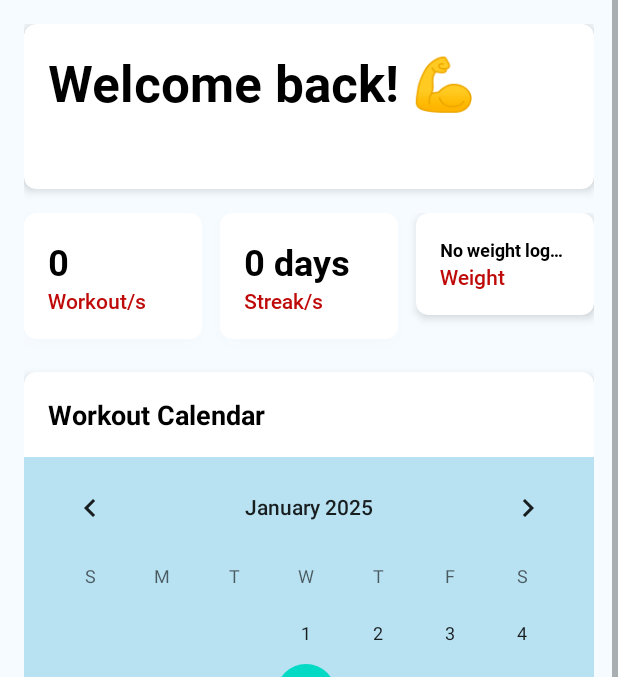
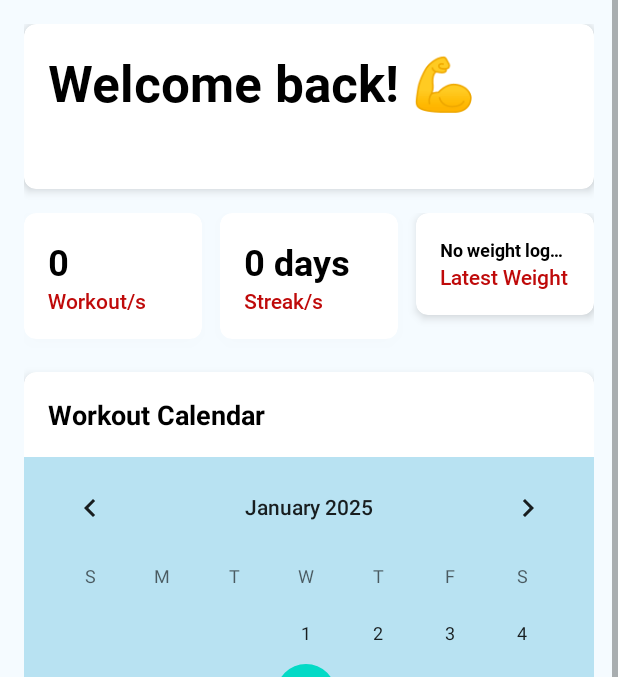
Before and after one commit to kimalfredmolina/FitHub-Set-Workout-Tracker, an Android app: the fragment HomePage placed in its activity, item 2 of the bottom bar chosen, on a phone screen of 412 x 824 dp, the part 84-761 px from its top. Run offline under Robolectric (Android 15) with nearby library versions, the phone set to English and light mode, and no system bars; our stand-ins replace Firebase (no records; nobody signed in at launch, a user with empty details on screens opened directly); libraries missing offline, so code that uses them is left out: com.github.mikephil.charting; pictures from the network do not load; 3 statements that could not run were skipped.

Commit message:
Adjust string

```diff
--- a/app/src/main/res/values/strings.xml
+++ b/app/src/main/res/values/strings.xml
@@ -79,7 +79,7 @@
     <string name="zero_days">0 Day/s</string>
     <string name="streak">Streak/s</string>
     <string name="workout">Workout/s</string>
-    <string name="top_program">Weight</string>
+    <string name="top_program">Latest Weight</string>
     <string name="workout_calendar">Workout Calendar</string>
     <string name="start_workout">Start Workout</string>
     <string name="welcome">Welcome back! 💪</string>
```
